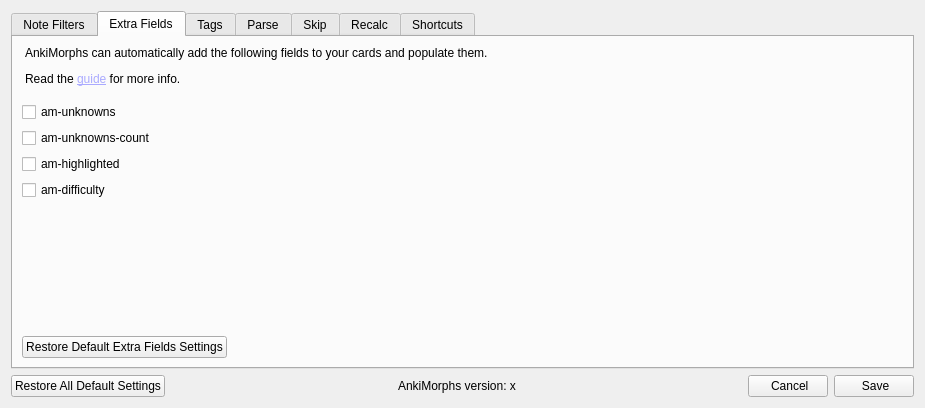
Qt form ankimorphs/ui/settings_dialog.ui (mortii/anki-morphs) before a commit.
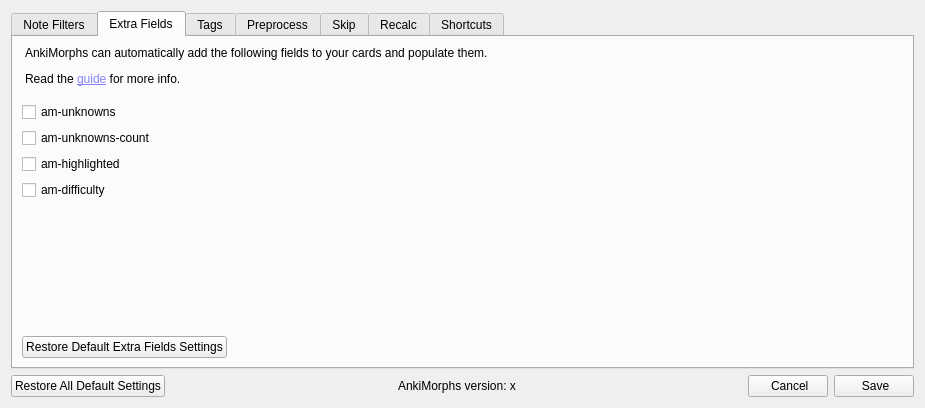
The same form after that commit. The open tabs and pages were chosen to show the change.

Diff of the .ui file:
```diff
--- a/ankimorphs/ui/settings_dialog.ui
+++ b/ankimorphs/ui/settings_dialog.ui
@@ -118,7 +118,7 @@
               <string notr="true">margin-bottom: 10px;</string>
              </property>
              <property name="text">
-              <string>&lt;html&gt;&lt;head/&gt;&lt;body&gt;&lt;p&gt;AnkiMorphs can automatically add the following fields to your cards and populate them.&lt;/p&gt;&lt;p&gt;Read the &lt;a href=&quot;https://mortii.github.io/anki-morphs/user_guide/setup/settings/extra-fields.html&quot;&gt;&lt;span style=&quot; text-decoration: underline; color:#aaaaff;&quot;&gt;guide&lt;/span&gt;&lt;/a&gt; for more info.&lt;/p&gt;&lt;/body&gt;&lt;/html&gt;</string>
+              <string>&lt;html&gt;&lt;head/&gt;&lt;body&gt;&lt;p&gt;AnkiMorphs can automatically add the following fields to your cards and populate them.&lt;/p&gt;&lt;p&gt;Read the &lt;a href=&quot;https://mortii.github.io/anki-morphs/user_guide/setup/settings/extra-fields.html&quot;&gt;&lt;span style=&quot; text-decoration: underline; color:#8783ff;&quot;&gt;guide&lt;/span&gt;&lt;/a&gt; for more info.&lt;/p&gt;&lt;/body&gt;&lt;/html&gt;</string>
              </property>
              <property name="textFormat">
               <enum>Qt::MarkdownText</enum>
@@ -322,7 +322,7 @@
        </widget>
        <widget class="QWidget" name="parse_tab">
         <attribute name="title">
-         <string>Parse</string>
+         <string>Preprocess</string>
         </attribute>
         <layout class="QVBoxLayout" name="verticalLayout_13">
          <item>
```
Left out of the diff: 18 changed lines with no effect on the pictures.
